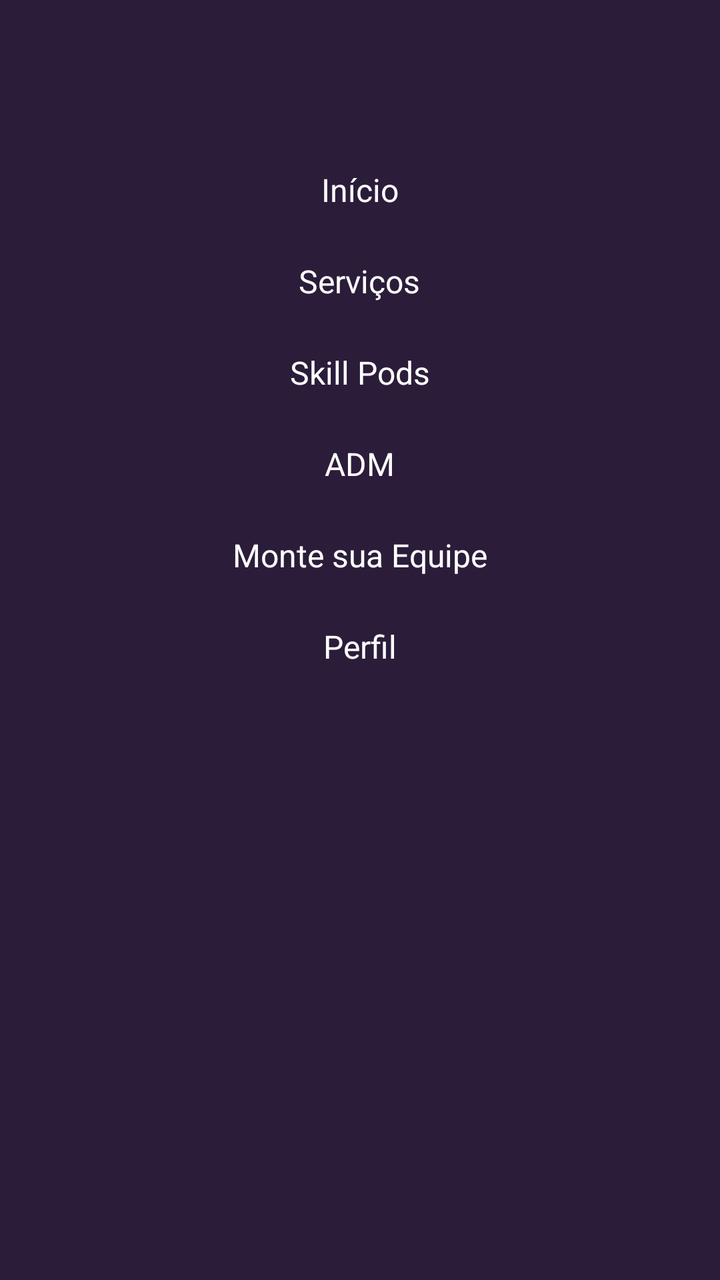
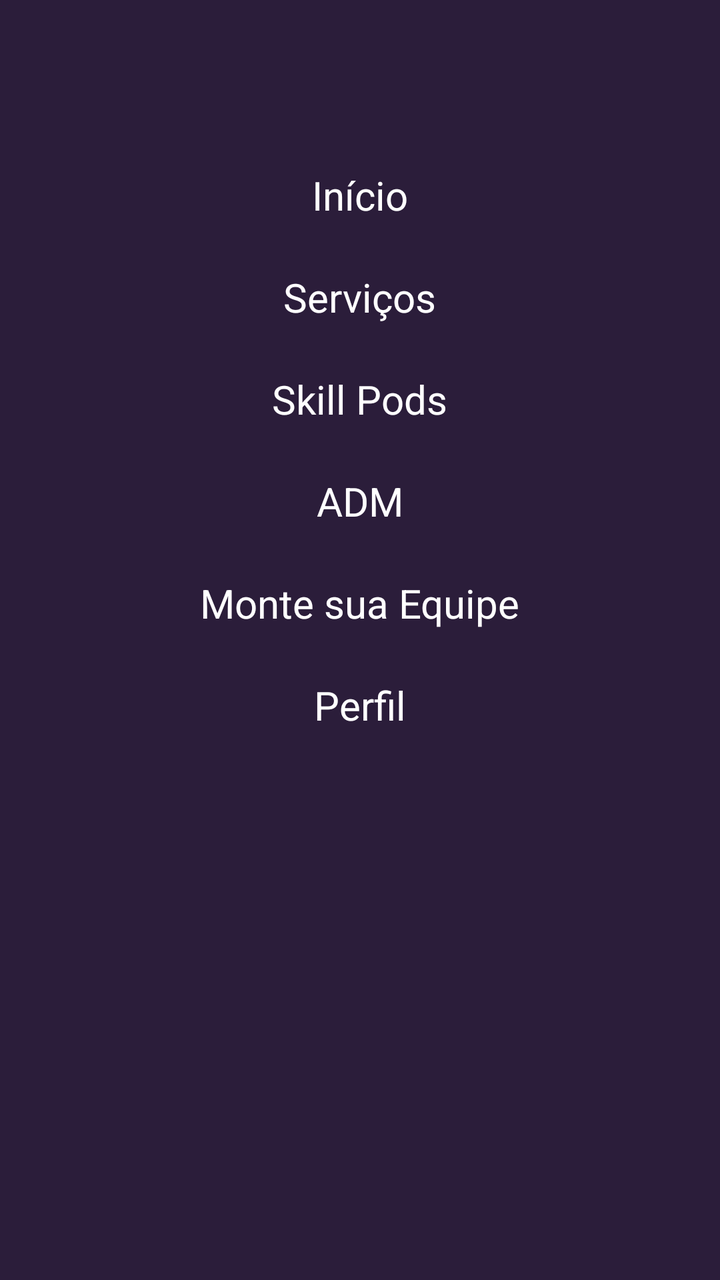

Compare the two renders of this Android layout. The source of the first and the diff that turns it into the second are given below.
<!-- AndroidManifest.xml: application theme Theme.PiMobile -->
<!-- res/layout/menu_lateral.xml -->
<?xml version="1.0" encoding="utf-8"?>
<LinearLayout
    xmlns:android="http://schemas.android.com/apk/res/android"
    android:layout_width="match_parent"
    android:layout_height="match_parent"
    android:background="@color/barra_topo"
    android:clickable="true"
    android:focusable="true"
    android:gravity="center_horizontal"
    android:orientation="vertical"
    android:paddingTop="72dp"
    android:paddingHorizontal="16dp">

    <TextView
        android:id="@+id/menuInicio"
        android:layout_width="wrap_content"
        android:layout_height="wrap_content"
        android:padding="12dp"
        android:text="Início"
        android:textColor="@color/branco"
        android:textSize="16sp" />

    <TextView
        android:id="@+id/menuServicos"
        android:layout_width="wrap_content"
        android:layout_height="wrap_content"
        android:padding="12dp"
        android:text="Serviços"
        android:textColor="@color/branco"
        android:textSize="16sp" />

    <TextView
        android:id="@+id/menuSkillPods"
        android:layout_width="wrap_content"
        android:layout_height="wrap_content"
        android:padding="12dp"
        android:text="Skill Pods"
        android:textColor="@color/branco"
        android:textSize="16sp" />

    <TextView
        android:id="@+id/menuAdm"
        android:layout_width="wrap_content"
        android:layout_height="wrap_content"
        android:padding="12dp"
        android:text="ADM"
        android:textColor="@color/branco"
        android:textSize="16sp" />

    <TextView
        android:id="@+id/menuMonteEquipe"
        android:layout_width="wrap_content"
        android:layout_height="wrap_content"
        android:padding="12dp"
        android:text="Monte sua Equipe"
        android:textColor="@color/branco"
        android:textSize="16sp" />

    <TextView
        android:id="@+id/menuPerfil"
        android:layout_width="wrap_content"
        android:layout_height="wrap_content"
        android:padding="12dp"
        android:text="Perfil"
        android:textColor="@color/branco"
        android:textSize="16sp" />
</LinearLayout>
<!-- resources referenced by this layout -->
<resources>
  <color name="barra_topo">#2B1D3A</color>
  <color name="branco">#FFFFFF</color>
  <style name="Theme.PiMobile" parent="Base.Theme.PiMobile" />
  <style name="Base.Theme.PiMobile" parent="Theme.Material3.DayNight.NoActionBar">
          
          
      </style>
</resources>

<!-- the commit's change to res/layout/menu_lateral.xml (unified diff, before → after) -->
@@ -18,7 +18,7 @@
         android:padding="12dp"
         android:text="Início"
         android:textColor="@color/branco"
-        android:textSize="16sp" />
+        android:textSize="20sp" />
 
     <TextView
         android:id="@+id/menuServicos"
@@ -27,7 +27,7 @@
         android:padding="12dp"
         android:text="Serviços"
         android:textColor="@color/branco"
-        android:textSize="16sp" />
+        android:textSize="20sp" />
 
     <TextView
         android:id="@+id/menuSkillPods"
@@ -36,7 +36,7 @@
         android:padding="12dp"
         android:text="Skill Pods"
         android:textColor="@color/branco"
-        android:textSize="16sp" />
+        android:textSize="20sp" />
 
     <TextView
         android:id="@+id/menuAdm"
@@ -45,7 +45,7 @@
         android:padding="12dp"
         android:text="ADM"
         android:textColor="@color/branco"
-        android:textSize="16sp" />
+        android:textSize="20sp" />
 
     <TextView
         android:id="@+id/menuMonteEquipe"
@@ -54,7 +54,7 @@
         android:padding="12dp"
         android:text="Monte sua Equipe"
         android:textColor="@color/branco"
-        android:textSize="16sp" />
+        android:textSize="20sp" />
 
     <TextView
         android:id="@+id/menuPerfil"
@@ -63,5 +63,5 @@
         android:padding="12dp"
         android:text="Perfil"
         android:textColor="@color/branco"
-        android:textSize="16sp" />
+        android:textSize="20sp" />
 </LinearLayout>
